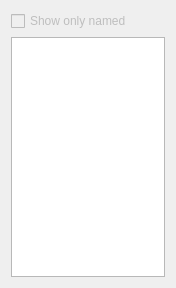
First picture: the form in src/Mod/Sketcher/Gui/TaskSketcherConstrains.ui, repository berndhahnebach/All_FreeCAD, before the edit.
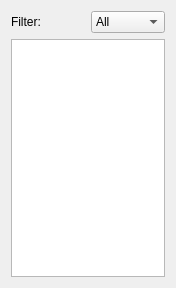
Second picture: the form after the edit.

Commit message: + fix in TimeInfo + signaling to the Task dialogs

Patch:
```diff
--- a/src/Mod/Sketcher/Gui/TaskSketcherConstrains.ui
+++ b/src/Mod/Sketcher/Gui/TaskSketcherConstrains.ui
@@ -15,17 +15,39 @@
   </property>
   <layout class="QVBoxLayout" name="verticalLayout">
    <item>
-    <widget class="QCheckBox" name="checkBoxShowNamed">
-     <property name="enabled">
-      <bool>false</bool>
-     </property>
+    <layout class="QHBoxLayout" name="horizontalLayout">
+     <item>
+      <widget class="QLabel" name="label">
+       <property name="text">
+        <string>Filter:</string>
+       </property>
+      </widget>
+     </item>
+     <item>
+      <widget class="QComboBox" name="comboBoxFilter">
+       <item>
      <property name="text">
-      <string>Show only named</string>
-     </property>
-     <property name="checked">
-      <bool>false</bool>
-     </property>
-    </widget>
+         <string>All</string>
+        </property>
+       </item>
+       <item>
+        <property name="text">
+         <string>Normal</string>
+        </property>
+       </item>
+       <item>
+        <property name="text">
+         <string>Datums</string>
+        </property>
+       </item>
+       <item>
+        <property name="text">
+         <string>Named</string>
+        </property>
+       </item>
+      </widget>
+     </item>
+    </layout>
    </item>
    <item>
     <widget class="QListWidget" name="listWidgetConstraints">
```
Lines whose indentation alone changed are shown as unchanged. The commit also changes 12 other files.
